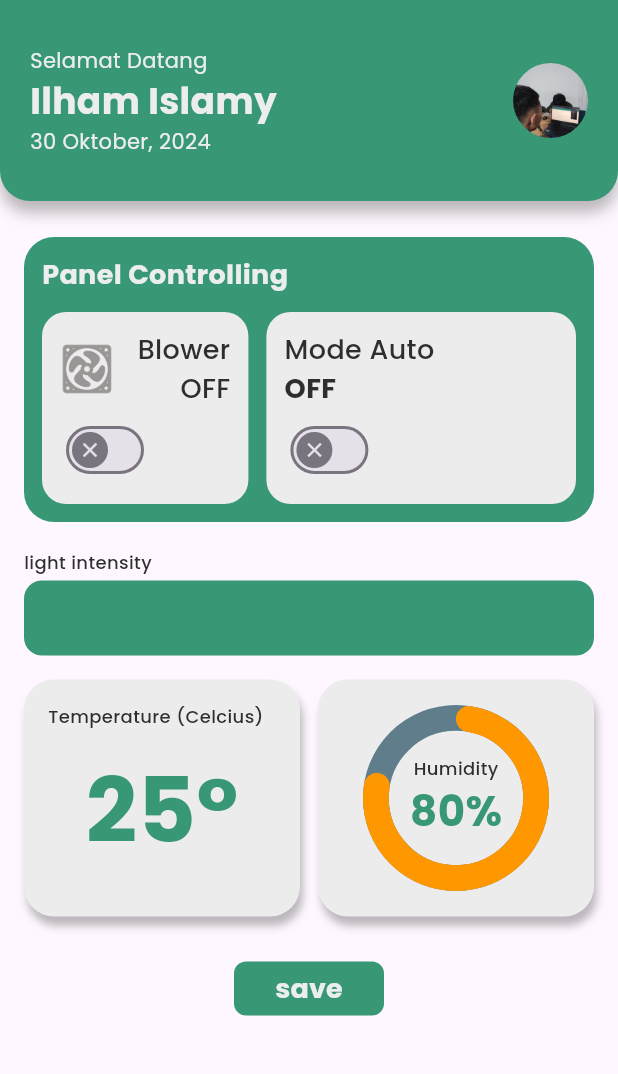
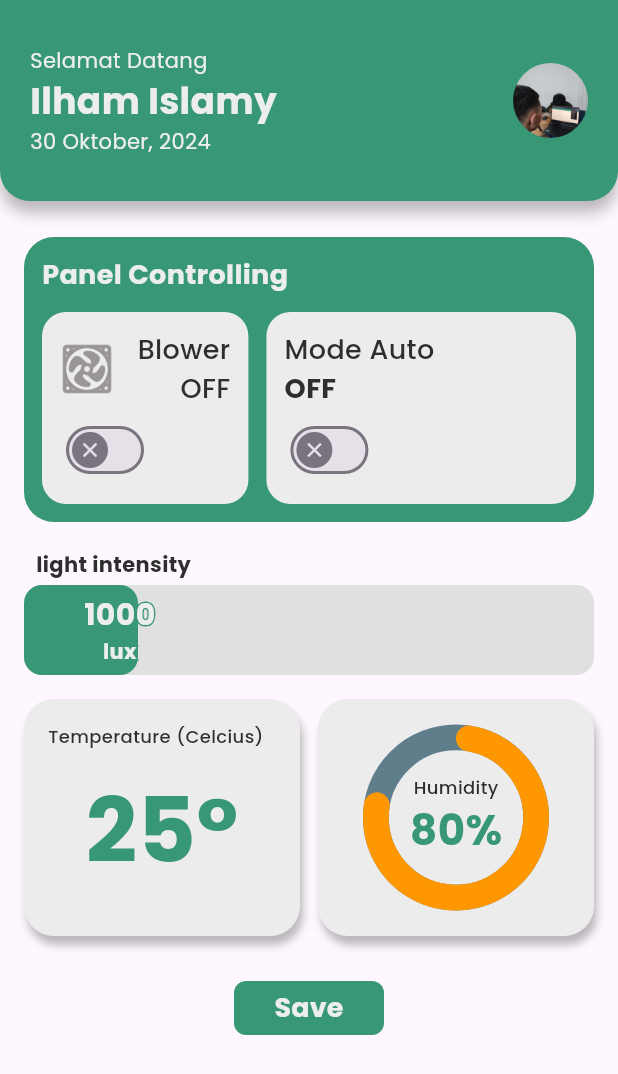
Before and after one commit to southampere28/potato_app, a Flutter app: the HomePage widget shown alone on an empty page, opened directly, on a phone screen of 412 x 824 dp. Shown: the top 1074 px of the screen. Run offline on Flutter 3.47's test engine with Material 3 defaults, Android fonts, the phone set to English and light mode, and no system bars; drawn by our look-alikes of stroke_text; our stand-ins replace cloud_firestore, firebase_auth, firebase_core, fluttertoast, google_fonts, google_sign_in and 3 more; accounts and stored records are empty; generated files the repository leaves out were written again; network calls fail.

Commit message:
update home layout done

```diff
--- a/lib/pages/home/home_page.dart
+++ b/lib/pages/home/home_page.dart
@@ -1,9 +1,12 @@
 import 'package:flutter/material.dart';
 import 'package:fluttertoast/fluttertoast.dart';
+import 'package:potato_apps/configuration/controller.dart';
 import 'package:potato_apps/theme.dart';
+import 'package:potato_apps/widget/button_green.dart';
 import 'package:potato_apps/widget/header_home.dart';
 import 'package:syncfusion_flutter_charts/charts.dart';
 import 'package:syncfusion_flutter_charts/sparkcharts.dart';
+import 'package:stroke_text/stroke_text.dart';
 
 class HomePage extends StatefulWidget {
   const HomePage({super.key});
@@ -23,6 +26,16 @@ class _HomePageState extends State<HomePage> {
       return const Icon(Icons.close);
     },
   );
+
+  // light intensity variable
+  late int _lightIntensity;
+
+  // blower controller variable
+  late bool blowervalue;
+  late String blowerIndicator;
+
+  late bool automateValue;
+  late String automateIndicator;
 
   Widget panelControl() {
     return Container(
@@ -117,22 +130,49 @@ class _HomePageState extends State<HomePage> {
         child: Column(
           crossAxisAlignment: CrossAxisAlignment.start,
           children: [
-          Text(
+            Container(
+              margin: const EdgeInsets.only(left: 8),
+              child: Text(
                 'light intensity',
-            style: blackTextStyle.copyWith(fontSize: 12, fontWeight: medium),
+                style: blackTextStyle.copyWith(fontSize: 14, fontWeight: bold),
+              ),
             ),
             const SizedBox(
               height: 4,
             ),
+            Stack(alignment: Alignment.centerLeft, children: [
+              LinearProgressIndicator(
+                value: _lightIntensity / 100, // Convert to a 0-1 range
+                backgroundColor: Colors.grey[300],
+                color: primaryColor,
+                minHeight: 60,
+                borderRadius: BorderRadius.circular(12),
+              ),
               Container(
-            width: double.infinity,
-            height: 50,
-            decoration: BoxDecoration(
-                borderRadius: BorderRadius.circular(12), color: primaryColor),
-          )
+                padding: const EdgeInsets.only(left: 40),
+                child: Column(
+                  mainAxisAlignment: MainAxisAlignment.start,
+                  children: [
+                    StrokeText(
+                      text: '1000',
+                      textStyle: whiteTextStyle.copyWith(
+                          fontSize: 20, fontWeight: bold),
+                      strokeColor: primaryColor,
+                      strokeWidth: 2,
+                    ),
+                    StrokeText(
+                      text: 'lux',
+                      textStyle: whiteTextStyle.copyWith(
+                          fontSize: 14, fontWeight: bold),
+                      strokeColor: primaryColor,
+                      strokeWidth: 2,
+                    ),
                   ],
                 ),
-    );
+              )
+            ]),
+          ],
+        ));
   }
 
   Widget temperatureHumidity() {
@@ -178,7 +218,7 @@ class _HomePageState extends State<HomePage> {
               ),
             ),
           ),
-          SizedBox(
+          const SizedBox(
             width: 12,
           ),
           Expanded(
@@ -245,40 +285,27 @@ class _HomePageState extends State<HomePage> {
     return Row(
       mainAxisAlignment: MainAxisAlignment.center,
       children: [
-        Container(
-          margin: const EdgeInsets.only(top: 30, bottom: 30),
-          height: 36,
-          width: 100,
-          child: TextButton(
-              onPressed: () {
+        ButtonGreen(
+            title: 'Save',
+            ontap: () async {
+              Map<String, dynamic>? userdata =
+                  await PersonController.getUserData() ?? {};
+
               Fluttertoast.showToast(msg: 'Button Save Clicked');
-              },
-              style: TextButton.styleFrom(
-                  padding: EdgeInsets.zero,
-                  tapTargetSize: MaterialTapTargetSize.shrinkWrap,
-                  backgroundColor: primaryColor,
-                  shape: RoundedRectangleBorder(
-                      borderRadius: BorderRadius.circular(8))),
-              child: Text(
-                'save',
-                style: whiteTextStyle.copyWith(fontSize: 18, fontWeight: bold),
-              )),
-        ),
+
+              Fluttertoast.showToast(msg: userdata.toString());
+            })
       ],
     );
   }
-
-  // blower controller variable
-  late bool blowervalue;
-  late String blowerIndicator;
-
-  late bool automateValue;
-  late String automateIndicator;
 
   // init state
   @override
   void initState() {
     super.initState();
+
+    // light intensity initialize
+    _lightIntensity = 20;
 
     // blower initialize
     blowervalue = false;
```
Lines whose indentation alone changed are shown as unchanged.
